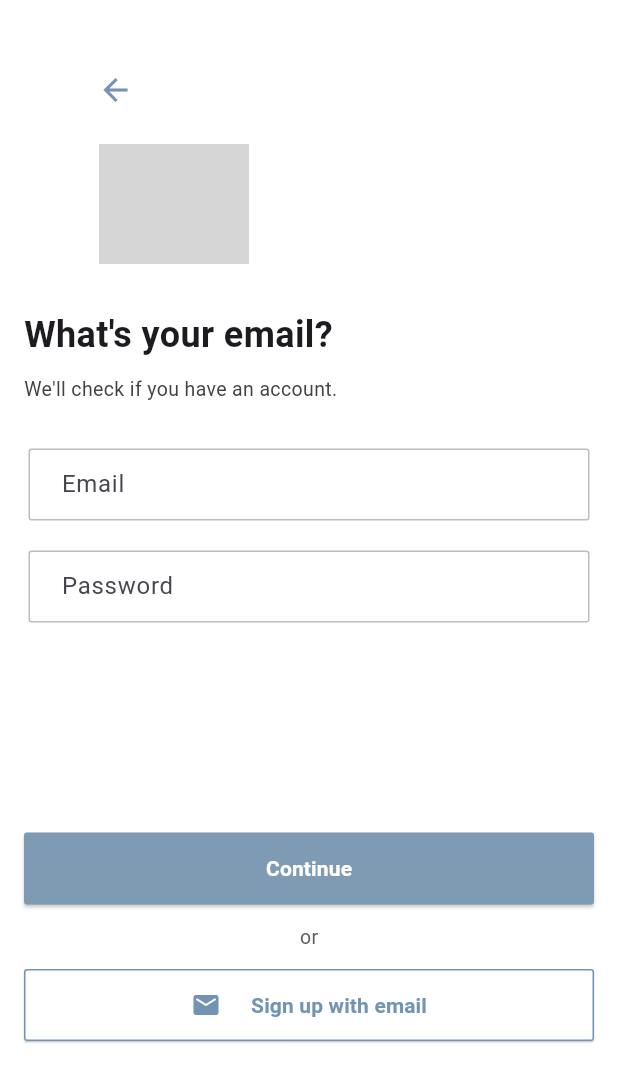
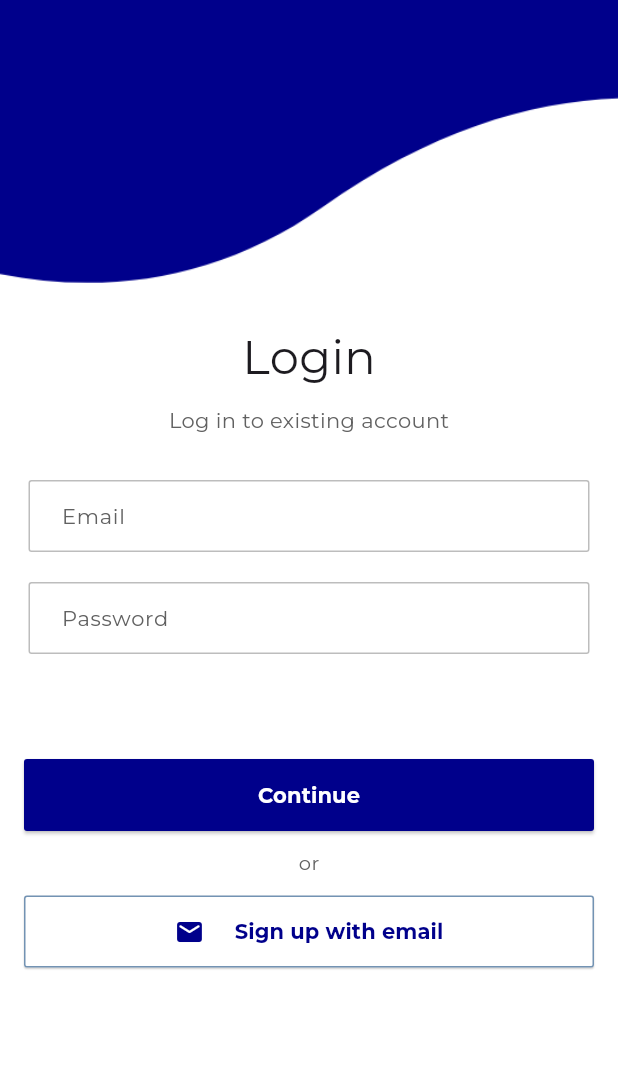
Before and after one commit to IsvaShahzad/VideoCalling, a Flutter app: the EmailSignUpScreen screen opened directly, after a tap on "Already have an account?", on a phone screen of 412 x 824 dp. Shown: the top 1082 px of the screen. Run offline on Flutter 3.47's test engine with Material 3 defaults, Android fonts, the phone set to English and light mode, and no system bars; our stand-ins replace cloud_firestore, firebase_auth, firebase_core, permission_handler; missing offline and left inert: zego_uikit_prebuilt_call; accounts and stored records are empty; network calls fail; project files that could hold a hidden picture were left out; grey boxes are pictures that could not be loaded.

Commit message:
app completed

```diff
--- a/lib/screens/login_screen.dart
+++ b/lib/screens/login_screen.dart
@@ -74,6 +74,15 @@ class _EmailLoginScreenState extends State<EmailLoginScreen> {
       backgroundColor: Colors.white,
       body: Stack(
         children: [
+
+          Container(
+            width: double.infinity,
+            height: MediaQuery.of(context).size.height * 0.28,
+            child: Image.asset(
+              'assets/images/design1.png',
+              fit: BoxFit.cover,
+            ),
+          ),
           SingleChildScrollView(
             child: Padding(
               padding: const EdgeInsets.all(16.0),
@@ -83,50 +92,38 @@ class _EmailLoginScreenState extends State<EmailLoginScreen> {
                   // Positioned image and back arrow button
                   Stack(
                     children: [
-                      Positioned(
-                        top: 20,
-                        right: 295,
-                        child: IconButton(
-                          icon: Icon(Icons.arrow_back, color: Color(0xFF7393B3)),
-                          onPressed: () {
-                            // Navigator.of(context).pushReplacement(
-                            //   MaterialPageRoute(builder: (context) => HomeScreen()),
-                            // );
-                          },
-                        ),
-                      ),
-                      // Positioned image and text
-                      Positioned(
-                        top: 80, // Adjust as needed
-                        right: 230,
-                        child: Image.asset(
-                          'assets/images/emailpassimage.png', // Replace with your image path
-                          height: 80,
-                          width: 100,
-                        ),
-                      ),
                       Padding(
-                        padding: EdgeInsets.only(top: 190), // Adjust padding for the top space
+                        padding: EdgeInsets.only(top: 200), // Adjust padding for the top space
                         child: Column(
                           crossAxisAlignment: CrossAxisAlignment.start,
                           children: [
-                            Text(
-                              "What's your email?",
+                            Center(
+                              child: Text(
+                                "Login",
                                 style: TextStyle(
-                                fontSize: 24,
-                                fontWeight: FontWeight.bold,
-                                fontFamily: 'Kanit',
+                                  fontSize: 31,
+                                  fontFamily: 'Montserrat',
                                 ),
+
+
+                              ),
+
+
                             ),
                             SizedBox(height: 10),
-                            Text(
-                              "We'll check if you have an account.",
+                            Align(
+                              alignment: Alignment.center,
+                              child: Text(
+                                "Log in to existing account",
                                 style: TextStyle(
-                                fontSize: 13,
-                                color: Colors.grey[800],
+                                  fontSize: 14,
+                                  color: Colors.grey[700],
                                   fontFamily: 'Montserrat',
                                 ),
                               ),
+                            ),
+
+
                             SizedBox(height: 30),
                             // Email TextField
                             Padding(
@@ -134,10 +131,22 @@ class _EmailLoginScreenState extends State<EmailLoginScreen> {
                               child: TextField(
                                 controller: _emailController,
                                 keyboardType: TextInputType.emailAddress,
+                                style: TextStyle(
+                                  color: Colors.grey[700],
+                                  fontFamily: 'Montserrat',
+                                  fontSize: 14,
+                                ),
                                 decoration: InputDecoration(
                                   labelText: 'Email',
+                                  labelStyle: TextStyle(
+                                    fontFamily: 'Montserrat',
+                                    color: Colors.grey[700],
+                                    fontSize: 14,
+                                  ),
                                   hintStyle: TextStyle(
                                     color: Colors.grey.shade400,
+                                    fontSize: 14,
+                                    fontFamily: 'Montserrat',
                                   ),
                                   border: OutlineInputBorder(
                                     borderRadius: BorderRadius.circular(2),
@@ -155,6 +164,8 @@ class _EmailLoginScreenState extends State<EmailLoginScreen> {
                                 ),
                               ),
                             ),
+
+
                             SizedBox(height: 20),
                             // Password TextField
                             Padding(
@@ -162,10 +173,21 @@ class _EmailLoginScreenState extends State<EmailLoginScreen> {
                               child: TextField(
                                 controller: _passwordController,
                                 obscureText: true,
+                                style: TextStyle(
+                                  fontFamily: 'Montserrat', // Text input font
+                                ),
                                 decoration: InputDecoration(
                                   labelText: 'Password',
+                                  labelStyle: TextStyle(
+                                    fontFamily: 'Montserrat', // Label font
+                                    color: Colors.grey[700],
+                                    fontSize: 14,
+                                  ),
                                   hintStyle: TextStyle(
+                                    fontFamily: 'Montserrat', // Hint font
                                     color: Colors.grey.shade400,
+                                    fontSize: 14,
+
                                   ),
                                   border: OutlineInputBorder(
                                     borderRadius: BorderRadius.circular(2),
@@ -183,7 +205,7 @@ class _EmailLoginScreenState extends State<EmailLoginScreen> {
                                 ),
                               ),
                             ),
-                            SizedBox(height: 140),
+                            SizedBox(height: 70),
                             // Continue Button
                             Container(
                               width: double.infinity,
@@ -191,7 +213,7 @@ class _EmailLoginScreenState extends State<EmailLoginScreen> {
                                 onPressed: _isLoading ? null : loginUser,
                                 style: ElevatedButton.styleFrom(
                                   foregroundColor: Colors.white,
-                                  backgroundColor: Color(0xFF7F9BB3),
+                                  backgroundColor: Color(0xFFF00008B),
                                   minimumSize: Size(double.infinity, 48),
                                   shape: RoundedRectangleBorder(
                                     borderRadius: BorderRadius.circular(2),
@@ -241,12 +263,12 @@ class _EmailLoginScreenState extends State<EmailLoginScreen> {
                                 mainAxisAlignment: MainAxisAlignment.center,
                                 children: [
                                   Icon(Icons.email_rounded,
-                                      color: Color(0xff7393B3), size: 20.0),
+                                      color: Color(0xFFF00008B), size: 20.0),
                                   SizedBox(width: 20),
                                   Text(
                                     'Sign up with email',
                                     style: TextStyle(
-                                      color: Color(0xff7393B3),
+                                      color: Color(0xFFF00008B),
                                       fontFamily: 'Montserrat',
                                       fontWeight: FontWeight.bold,
                                       fontSize: 14,
--- a/lib/screens/sign_up.dart
+++ b/lib/screens/sign_up.dart
@@ -101,9 +101,9 @@ class _EmailSignUpScreenState extends State<EmailSignUpScreen> {
         children: [
           Container(
             width: double.infinity,
-            height: MediaQuery.of(context).size.height * 0.3,
+            height: MediaQuery.of(context).size.height * 0.28,
             child: Image.asset(
-              'assets/images/friespizza.png',
+              'assets/images/design1.png',
               fit: BoxFit.cover,
             ),
           ),
@@ -161,6 +161,9 @@ class _EmailSignUpScreenState extends State<EmailSignUpScreen> {
                         ),
                         style: TextStyle(
                           color: Colors.grey[700],
+                          fontFamily: 'Montserrat',
+                          fontSize: 14
+
                         ),
                         validator: (value) {
                           if (value == null || value.isEmpty) {
@@ -192,6 +195,8 @@ class _EmailSignUpScreenState extends State<EmailSignUpScreen> {
                         ),
                         style: TextStyle(
                           color: Colors.grey[700],
+                            fontFamily: 'Montserrat',
+                            fontSize: 14
                         ),
                         validator: (value) {
                           if (value == null || value.isEmpty) {
@@ -231,15 +236,20 @@ class _EmailSignUpScreenState extends State<EmailSignUpScreen> {
                           }
                           return null;
                         },
+                        style: TextStyle(
+                            fontFamily: 'Montserrat',
+                            fontSize: 14
+                        ),
                       ),
-                      SizedBox(height: 100),
+
+                      SizedBox(height: 60),
                       Container(
                         width: double.infinity,
                         child: ElevatedButton(
                           onPressed: _isLoading ? null : signUpWithEmail,
                           style: ElevatedButton.styleFrom(
                             foregroundColor: Colors.white,
-                            backgroundColor: Color(0xFF7F9BB3),
+                            backgroundColor: Color(0xFFF00008B),
                             minimumSize: Size(double.infinity, 48),
                             shape: RoundedRectangleBorder(
                               borderRadius: BorderRadius.circular(2),
--- a/lib/screens/video-call_screen.dart
+++ b/lib/screens/video-call_screen.dart
@@ -61,7 +61,6 @@ class _VideoCallScreenState extends State<VideoCallScreen> {
     final callID = [widget.userID, widget.otherUserID]..sort();
 
     return Scaffold(
-      appBar: AppBar(title: Text('Video Call with ${widget.otherUserName}')),
       body: Center(
         child: _isRequesting
             ? const CircularProgressIndicator()
@@ -81,9 +80,8 @@ class _VideoCallScreenState extends State<VideoCallScreen> {
                 ZegoCallMenuBarButtonName.hangUpButton,
               ],
             ),
-          // onHangUp: () {
-          //   Navigator.of(context).pop();
-          // },
+
+
         )
             : Column(
           mainAxisAlignment: MainAxisAlignment.center,
```
Also changed, not shown: lib/screens/registered_users_screen.dart (+105 -48 lines), pubspec.yaml (+13 -14 lines), assets/images/design1.png (added), assets/images/design2.png (added), fonts/Kanit-Regular.ttf (added), fonts/Montserrat-Regular.ttf (added). Lines whose indentation alone changed are shown as unchanged.
